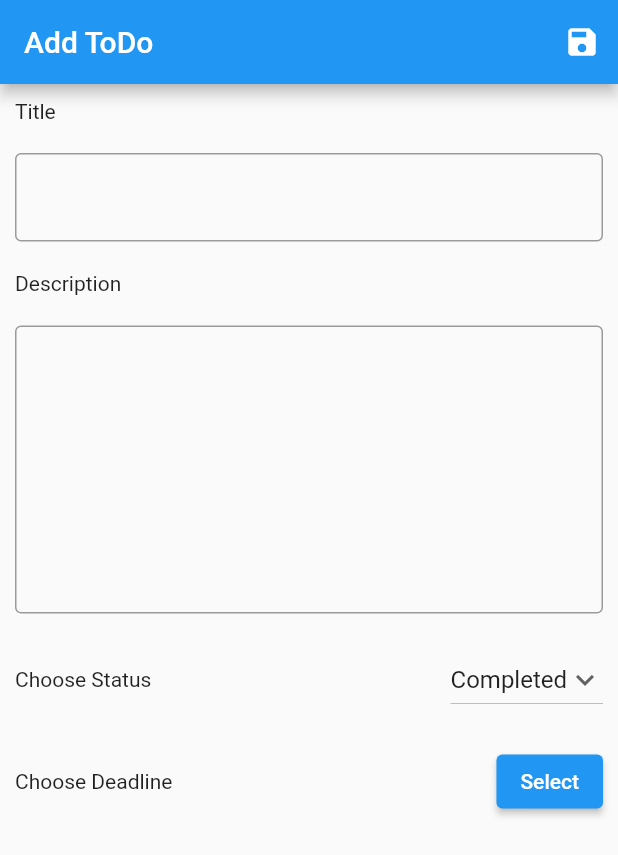
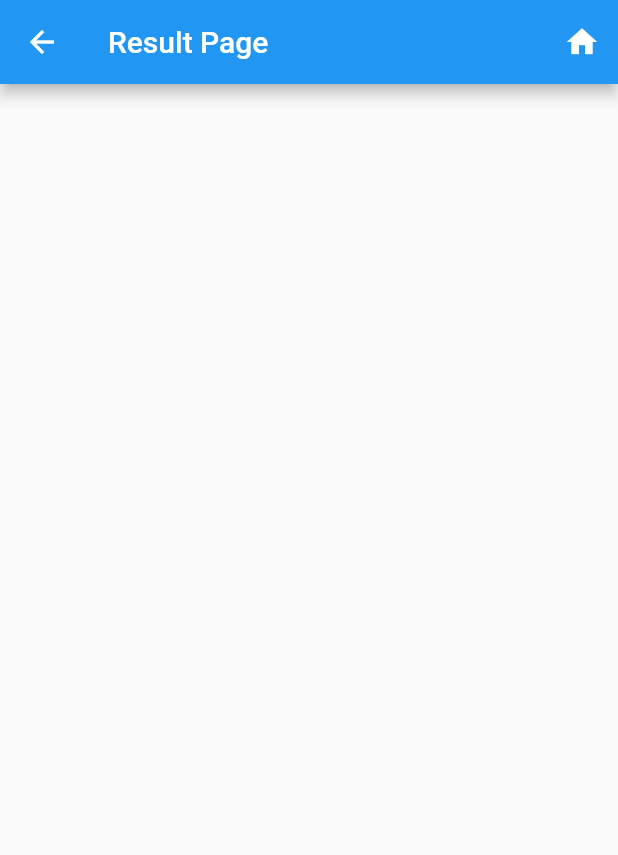
Before and after one commit to atik-sabuj/todo, a Flutter app: the screen it shows after launch, after a tap on the "save" icon, on a phone screen of 412 x 824 dp. Shown: the top 855 px of the screen. Run offline on Flutter 3.47's test engine with Material 2 defaults, Android fonts, the phone set to English and light mode, and no system bars.

Commit message:
Created ResultPage

```diff
--- a/lib/home_page.dart
+++ b/lib/home_page.dart
@@ -1,6 +1,8 @@
 import 'package:flutter/material.dart';
+import 'package:todo/result_page.dart';
 
 class HomePage extends StatefulWidget {
+  static const String routeName = '/home_page';
   const HomePage({Key? key}) : super(key: key);
 
   @override
@@ -38,7 +40,12 @@ class _HomePageState extends State<HomePage> {
           appBar: AppBar(
             title: const Text('Add ToDo'),
             actions: [
-              IconButton(onPressed: _saveTodo, icon: const Icon(Icons.save))
+              IconButton(
+              onPressed: () async {
+                Navigator.pushReplacementNamed(context, ResultPage.routeName);
+                },
+               icon: const Icon(Icons.save),
+              ),
             ],
           ),
           body: ListView(
--- a/lib/main.dart
+++ b/lib/main.dart
@@ -1,5 +1,6 @@
 import 'package:flutter/material.dart';
 import 'package:todo/home_page.dart';
+import 'package:todo/result_page.dart';
 
 void main() {
   runApp(const MyApp());
@@ -16,7 +17,12 @@ class MyApp extends StatelessWidget {
       theme: ThemeData(
         primarySwatch: Colors.blue,
       ),
-      home: const HomePage(),
+      home: HomePage(),
+      initialRoute: HomePage.routeName,
+    routes: {
+      HomePage.routeName: (context) => HomePage(),
+      ResultPage.routeName: (context) => ResultPage(),
+    }
     );
   }
 }
--- /dev/null
+++ b/lib/result_page.dart
@@ -0,0 +1,31 @@
+import 'package:flutter/material.dart';
+import 'package:todo/home_page.dart';
+
+class ResultPage extends StatefulWidget {
+  static const String routeName = '/result_page';
+  const ResultPage({Key? key}) : super(key: key);
+
+  @override
+  State<ResultPage> createState() => _ResultPageState();
+}
+
+class _ResultPageState extends State<ResultPage> {
+  @override
+  Widget build(BuildContext context) {
+    return Scaffold(
+      appBar: AppBar(title: Text('Result Page'),
+        actions: [
+          IconButton(
+            onPressed: () async {
+              Navigator.pushReplacementNamed(context, HomePage.routeName);
+            },
+            icon: const Icon(Icons.home),
+          ),
+        ],
+      ),
+      body: Column(
+
+      )
+    );
+  }
+}
```
